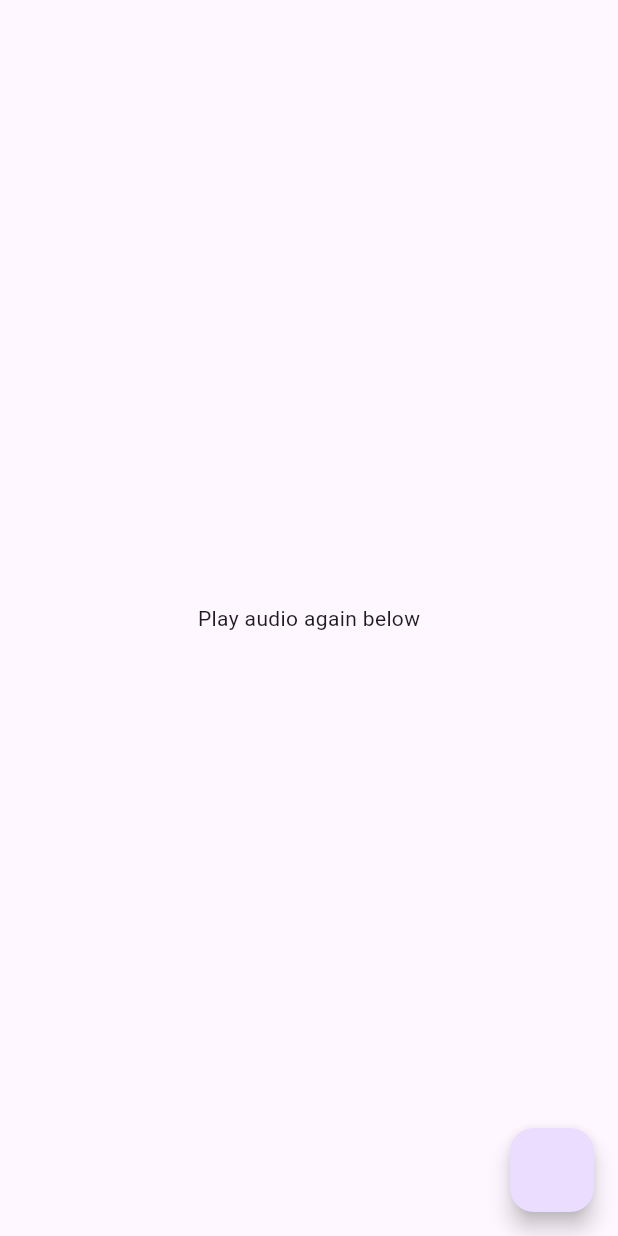
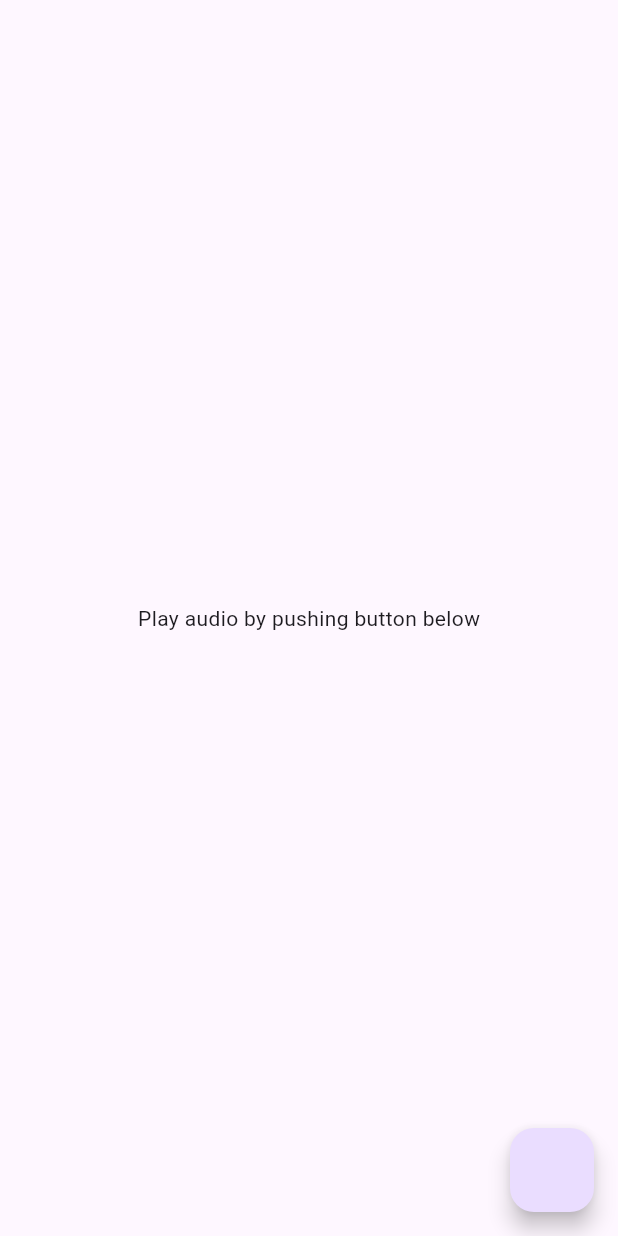
Before and after one commit to shanelenagh/flutter_audio_helloworld, a Flutter app: the screen it shows after launch, on a phone screen of 412 x 824 dp. Run offline on Flutter 3.47's test engine with Material 3 defaults, Android fonts, the phone set to English and light mode, and no system bars; our stand-ins replace audioplayers.

Commit message:
Clarified audio messabe based on platform

```diff
--- a/lib/main.dart
+++ b/lib/main.dart
@@ -73,7 +73,7 @@ class MainAppState extends State<MainApp> implements PlayAudioSequenceCompletion
     return MaterialApp(
       home: Scaffold(
         body: Center(
-          child: Text(_isAudioLoaded ? "Play audio again below" : "Audio load pending user interaction...")
+          child: Text(_isAudioLoaded ? "Play audio by pushing button below" : (kIsWeb ? "Audio load pending user interaction (e.g., push button)..." : "Audio loading..."))
         ),
         floatingActionButton: FloatingActionButton(
           onPressed: playIt,
```
